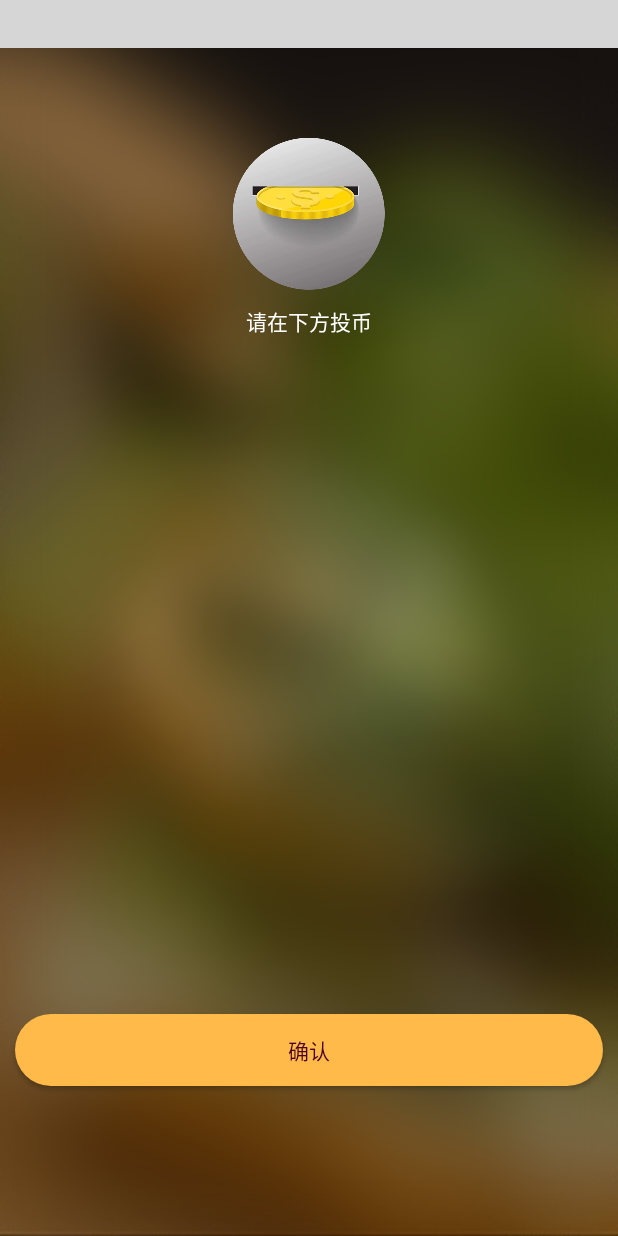
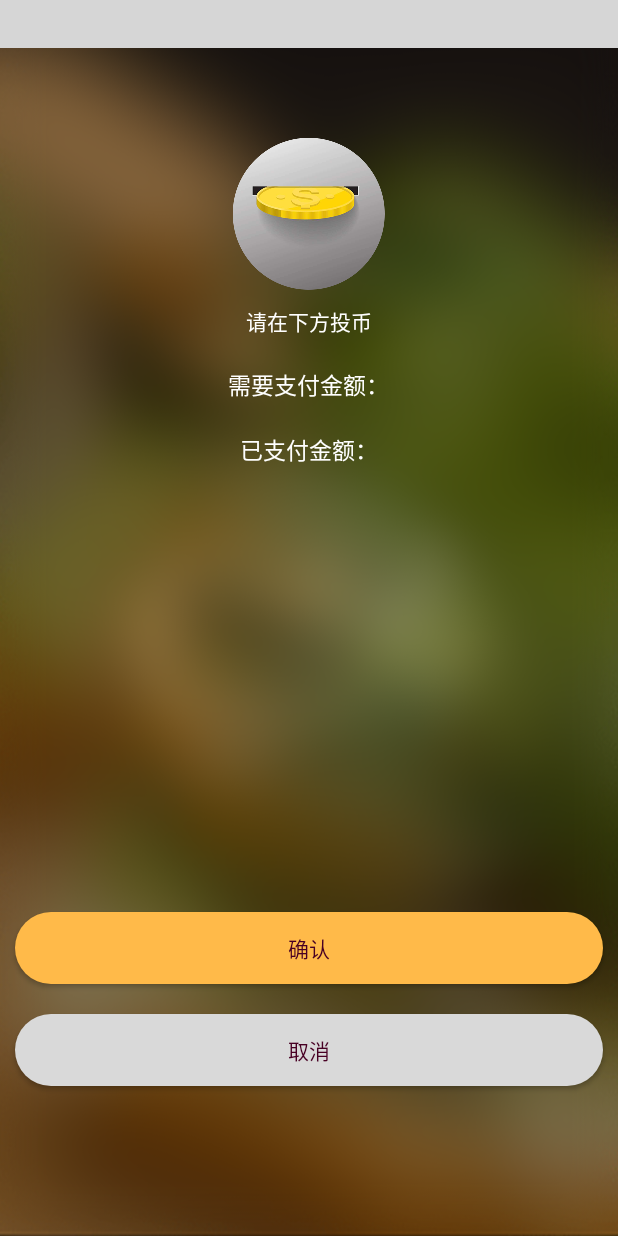
Before and after one commit to AndroidShopping/shoping, an Android app: the layout activity_submit_coin.xml on its own in the app's theme, with its tools: preview values and no code run, on a phone screen of 412 x 824 dp. Run offline under Robolectric (Android 15) with nearby library versions, the phone set to English and light mode, and no system bars; plain views replace CommonTitleBar; grey boxes are pictures that could not be loaded.

Commit message:
付款页面增加数据

```diff
--- a/app/src/main/java/com/shop/shopping/entity/PayState.java
+++ b/app/src/main/java/com/shop/shopping/entity/PayState.java
@@ -6,4 +6,5 @@ public interface PayState {
     int PAY_OK = 3;
     int PAY_LAST_ERROR = 4;
     int PAY_CANCEL = 5;
+    int PAY_RECEIVE_MONEY = 6;
 }
--- /dev/null
+++ b/app/src/main/res/drawable/shape_go_pay_cancel.xml
@@ -0,0 +1,18 @@
+<?xml version="1.0" encoding="utf-8"?>
+<selector xmlns:android="http://schemas.android.com/apk/res/android">
+    <item android:state_pressed="true">
+        <shape android:shape="rectangle">
+            <corners android:radius="10000dp" />
+            <solid android:color="#66d9d9d9" />
+
+        </shape>
+    </item>
+    <item >
+        <shape android:shape="rectangle">
+            <corners android:radius="10000dp" />
+            <solid android:color="#d9d9d9" />
+
+        </shape>
+    </item>
+
+</selector>
--- a/app/src/main/res/layout/activity_submit_coin.xml
+++ b/app/src/main/res/layout/activity_submit_coin.xml
@@ -31,10 +31,32 @@
         android:text="@string/submit_coin_down"
         android:textColor="#fff" />
 
+    <TextView
+        android:id="@+id/zong_tou_bi_view"
+        android:layout_width="wrap_content"
+        android:layout_height="wrap_content"
+        android:layout_gravity="center_horizontal"
+        android:layout_marginTop="20dp"
+        android:text="@string/pay_count_number_view"
+        android:textColor="#fff"
+        android:textSize="15sp" />
+
+
+    <TextView
+        android:id="@+id/current_shou_bi_view"
+        android:layout_width="wrap_content"
+        android:layout_height="wrap_content"
+        android:layout_gravity="center_horizontal"
+        android:layout_marginTop="20dp"
+        android:text="@string/ying_shou_view"
+        android:textColor="#fff"
+        android:textSize="15sp" />
+
     <View
         android:layout_width="0dp"
         android:layout_height="0dp"
         android:layout_weight="1" />
+
 
     <Button
         android:id="@+id/submit_view"
@@ -43,10 +65,24 @@
         android:layout_marginLeft="10dp"
         android:layout_marginTop="20dp"
         android:layout_marginRight="10dp"
-        android:layout_marginBottom="100dp"
+
         android:background="@drawable/shape_go_pay"
         android:gravity="center"
         android:text="@string/confirm"
         android:textColor="#480024" />
 
+
+    <Button
+        android:id="@+id/cancel_view"
+        android:layout_width="match_parent"
+        android:layout_height="wrap_content"
+        android:layout_marginLeft="10dp"
+        android:layout_marginTop="20dp"
+        android:layout_marginRight="10dp"
+        android:layout_marginBottom="100dp"
+        android:background="@drawable/shape_go_pay_cancel"
+        android:gravity="center"
+        android:text="@string/cancel"
+        android:textColor="#480024" />
+
 </LinearLayout>
--- a/app/src/main/res/values/strings.xml
+++ b/app/src/main/res/values/strings.xml
@@ -70,4 +70,6 @@
     <string name="quit">确定需要取消此订单？</string>
     <string name="yes">确定</string>
     <string name="no">取消</string>
+    <string name="pay_count_number_view">需要支付金额：</string>
+    <string name="ying_shou_view">已支付金额：</string>
 </resources>
```
Also changed, not shown: app/src/main/java/com/shop/shopping/MyPayService.java (+8 -0 lines), app/src/main/java/com/shop/shopping/ui/SubmitCoinActivity.java (+26 -6 lines).
